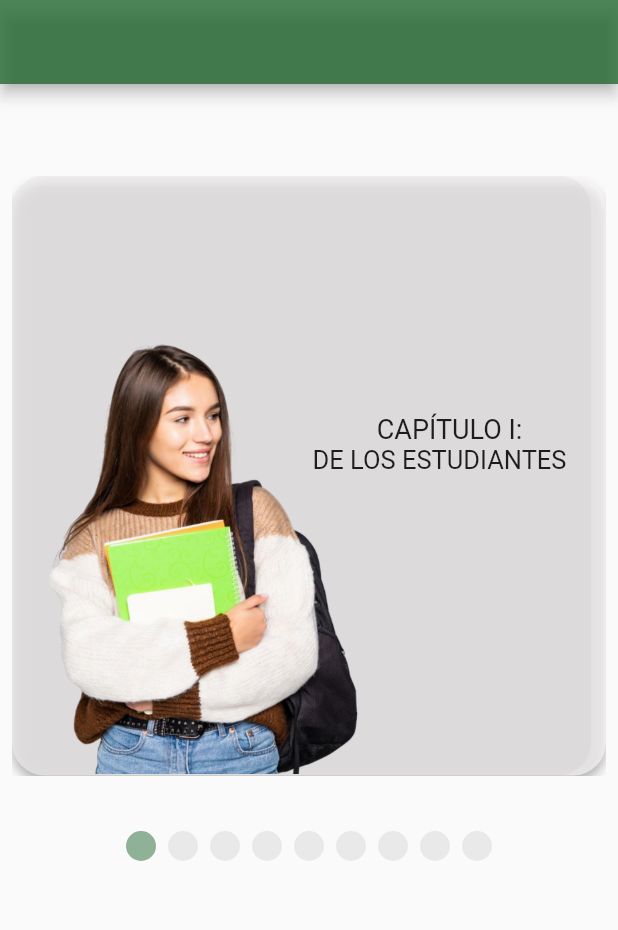
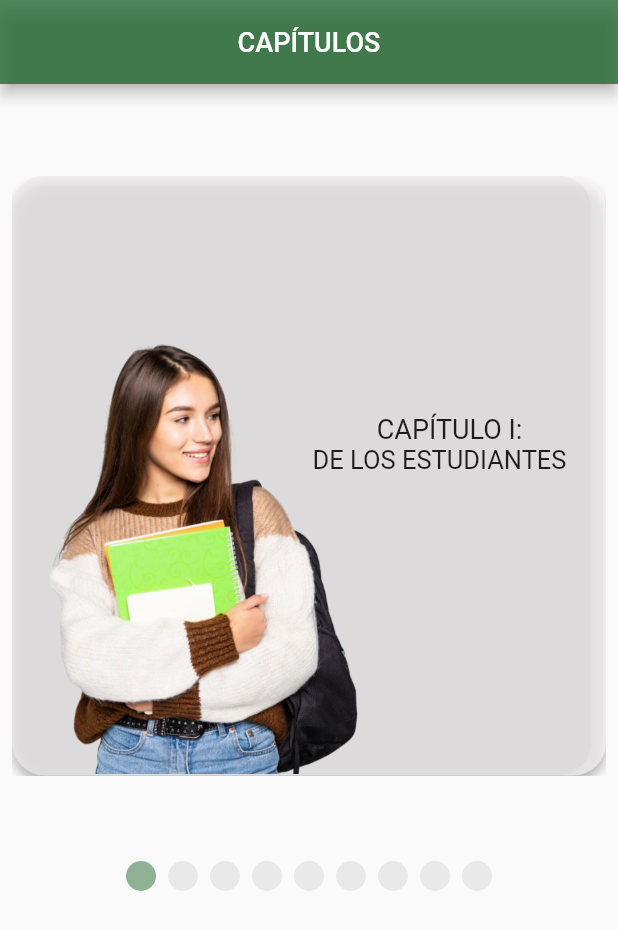
Before and after one commit to brayanbaad/Reglamento, a Flutter app: the ReglamentoPage screen opened by its route, on a phone screen of 412 x 824 dp. Shown: the top 930 px of the screen. Run offline on Flutter 3.47's test engine with Material 2 defaults, Android fonts, the phone set to English and light mode, and no system bars; drawn by our look-alikes of smooth_page_indicator; our stand-ins replace animated_splash_screen, carousel_slider, cloud_firestore, connectivity_plus, firebase_core, flutter_custom_clippers and 4 more; accounts and stored records are empty.

Commit message:
arreglos de diseño

```diff
--- a/lib/pages/screens/reglamento_page.dart
+++ b/lib/pages/screens/reglamento_page.dart
@@ -16,6 +16,11 @@ class ReglamentoPage extends StatelessWidget {
     final _id;
     return Scaffold(
       appBar: AppBar(
+        title: Center(
+            child: Text(
+          "CAPÍTULOS",
+          style: TextStyle(fontSize: 18),
+        )),
         backgroundColor: primarycolor,
         automaticallyImplyLeading: false,
       ),
@@ -26,7 +31,7 @@ class ReglamentoPage extends StatelessWidget {
             const SizedBox(height: kDefaultPadding / 1),
             Flexible(
               child: Stack(
-                alignment: Alignment.bottomCenter,
+                alignment: Alignment.topCenter,
                 children: <Widget>[
                   PageView.builder(
                     controller: _controller,
@@ -43,15 +48,29 @@ class ReglamentoPage extends StatelessWidget {
                               Icons.assignment_turned_in,
                               color: Color.fromARGB(255, 8, 194, 14),
                             ),
-                            colorText: Colors.black87,
+                            colorText: Color.fromARGB(137, 0, 0, 0),
                             duration: Duration(seconds: 3));
                       },
                     ),
                     scrollDirection: Axis.horizontal,
                   ),
+
+                  /* Positioned(
+                    top: 5,
+                    child: Row(
+                      crossAxisAlignment: CrossAxisAlignment.start,
+                      children: [
+                        Text("Selecciona el Capítulo que deseas leer:",
+                            style: TextStyle(
+                              fontSize: 17,
+                              color: Colors.grey,
+                            )),
+                      ],
+                    ),
+                  ), */
                   //pageIndicator
                   Positioned(
-                    top: 490,
+                    top: 510,
                     child: SmoothPageIndicator(
                       controller: _controller,
                       count: 9,
```
Also changed, not shown: lib/pages/screens/home_page.dart (+5 -6 lines), lib/routes/routes.dart (+10 -11 lines), lib/widgets/button_rounded_quiz.dart (+5 -2 lines), lib/exams/examenCap1.dart (renamed from lib/examens/examenCap1.dart), lib/exams/examenCap2.dart (renamed from lib/examens/examenCap2.dart), lib/exams/examenCap3.dart (renamed from lib/examens/examenCap3.dart), lib/exams/examenCap4.dart (renamed from lib/examens/examenCap4.dart), lib/exams/examenCap5.dart (renamed from lib/examens/examenCap5.dart), lib/exams/examenCap6.dart (renamed from lib/examens/examenCap6.dart), lib/exams/examenCap7.dart (renamed from lib/examens/examenCap7.dart), lib/exams/examenCap8.dart (renamed from lib/examens/examenCap8.dart), lib/exams/examenCap9.dart (renamed from lib/examens/examenCap9.dart).
